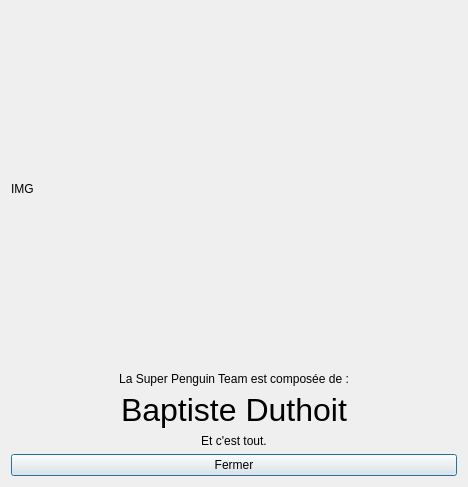
Old version of the form dialogapropos.ui in the repository Bapt5962/Simureac.
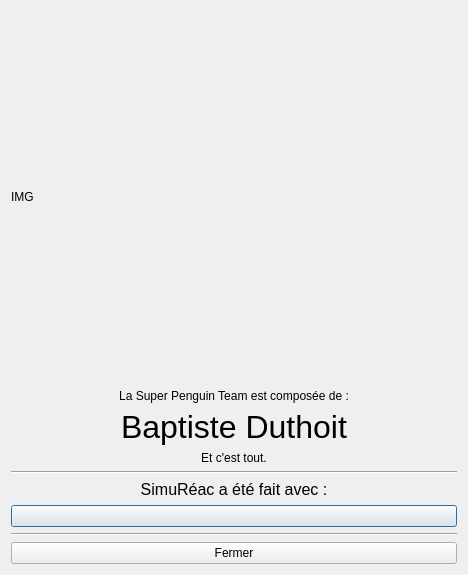
New version of the form.

Diff of the .ui file:
```diff
--- a/dialogapropos.ui
+++ b/dialogapropos.ui
@@ -7,7 +7,7 @@
     <x>0</x>
     <y>0</y>
     <width>468</width>
-    <height>487</height>
+    <height>575</height>
    </rect>
   </property>
   <property name="windowTitle">
@@ -48,6 +48,8 @@
      <property name="font">
       <font>
        <pointsize>24</pointsize>
+       <weight>50</weight>
+       <bold>false</bold>
       </font>
      </property>
      <property name="text">
@@ -74,6 +76,50 @@
      </property>
     </widget>
    </item>
+   <item>
+    <widget class="Line" name="line">
+     <property name="orientation">
+      <enum>Qt::Horizontal</enum>
+     </property>
+    </widget>
+   </item>
+   <item>
+    <widget class="QLabel" name="label">
+     <property name="sizePolicy">
+      <sizepolicy hsizetype="Preferred" vsizetype="Maximum">
+       <horstretch>0</horstretch>
+       <verstretch>0</verstretch>
+      </sizepolicy>
+     </property>
+     <property name="font">
+      <font>
+       <pointsize>12</pointsize>
+       <weight>50</weight>
+       <bold>false</bold>
+      </font>
+     </property>
+     <property name="text">
+      <string>SimuRéac a été fait avec :</string>
+     </property>
+     <property name="alignment">
+      <set>Qt::AlignCenter</set>
+     </property>
+    </widget>
+   </item>
+   <item>
+    <widget class="QPushButton" name="Qt">
+     <property name="text">
+      <string/>
+     </property>
+    </widget>
+   </item>
+   <item>
+    <widget class="Line" name="line_2">
+     <property name="orientation">
+      <enum>Qt::Horizontal</enum>
+     </property>
+    </widget>
+   </item>
    <item>
     <widget class="QPushButton" name="Fermer">
      <property name="text">
```
Left out of the diff: 2 changed lines with no effect on the pictures.
